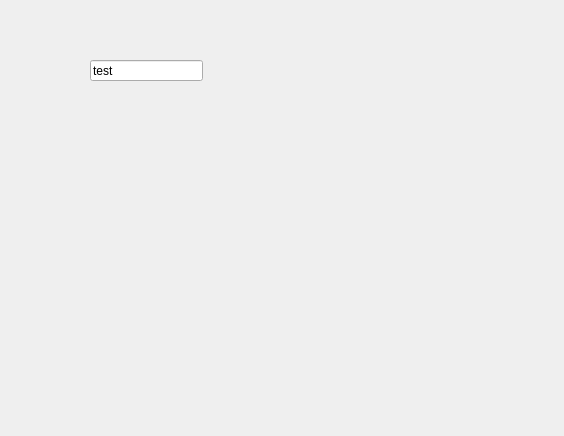
First picture: the form in dialog1.ui, repository JaySaligia/ftp-server, before the edit.
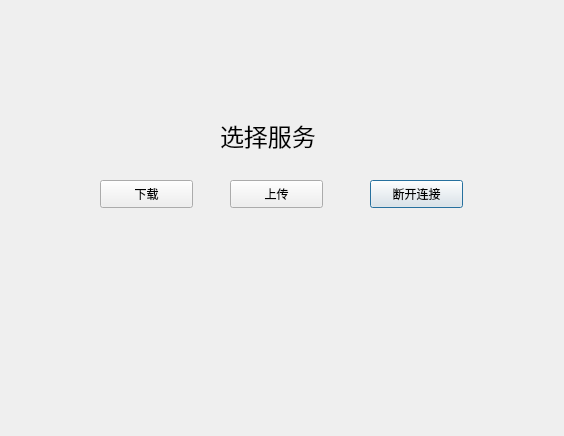
Second picture: the form after the edit.

What changed in the file:
```diff
--- a/dialog1.ui
+++ b/dialog1.ui
@@ -13,17 +13,62 @@
   <property name="windowTitle">
    <string>Dialog</string>
   </property>
-  <widget class="QLineEdit" name="lineEdit">
+  <widget class="QPushButton" name="backButton">
    <property name="geometry">
     <rect>
-     <x>90</x>
-     <y>60</y>
-     <width>113</width>
-     <height>21</height>
+     <x>370</x>
+     <y>180</y>
+     <width>93</width>
+     <height>28</height>
     </rect>
    </property>
    <property name="text">
-    <string>test</string>
+    <string>断开连接</string>
+   </property>
+  </widget>
+  <widget class="QPushButton" name="downloadButton">
+   <property name="geometry">
+    <rect>
+     <x>100</x>
+     <y>180</y>
+     <width>93</width>
+     <height>28</height>
+    </rect>
+   </property>
+   <property name="text">
+    <string>下载</string>
+   </property>
+  </widget>
+  <widget class="QPushButton" name="uploadButton">
+   <property name="geometry">
+    <rect>
+     <x>230</x>
+     <y>180</y>
+     <width>93</width>
+     <height>28</height>
+    </rect>
+   </property>
+   <property name="text">
+    <string>上传</string>
+   </property>
+  </widget>
+  <widget class="QLabel" name="label">
+   <property name="geometry">
+    <rect>
+     <x>220</x>
+     <y>120</y>
+     <width>131</width>
+     <height>31</height>
+    </rect>
+   </property>
+   <property name="font">
+    <font>
+     <family>Arial</family>
+     <pointsize>18</pointsize>
+    </font>
+   </property>
+   <property name="text">
+    <string>选择服务</string>
    </property>
   </widget>
  </widget>
```
